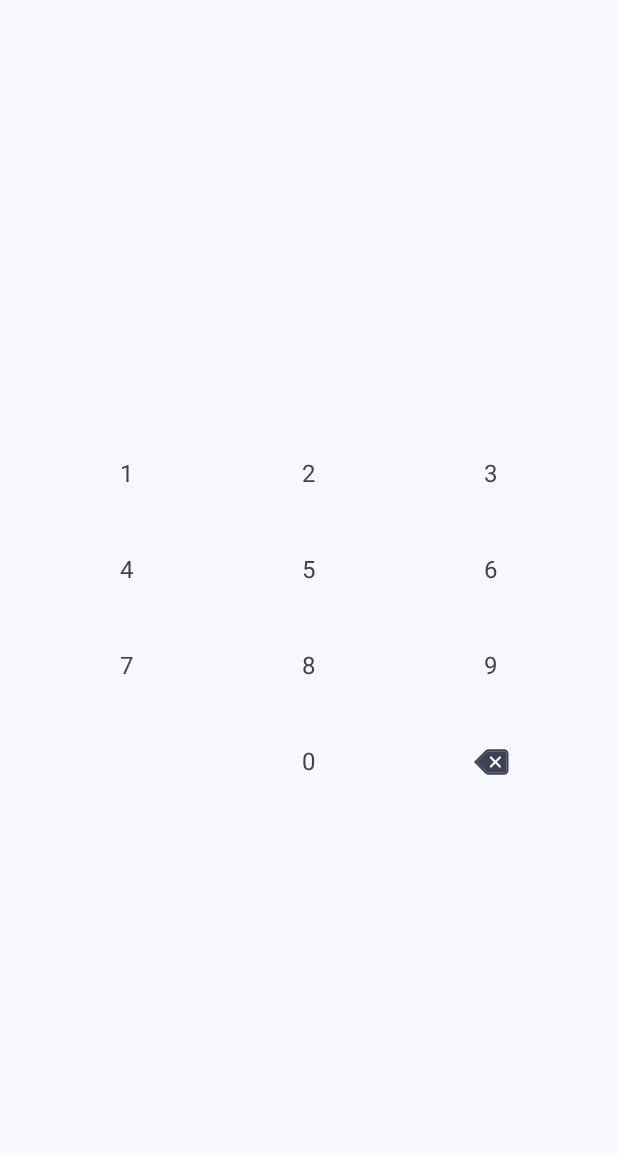
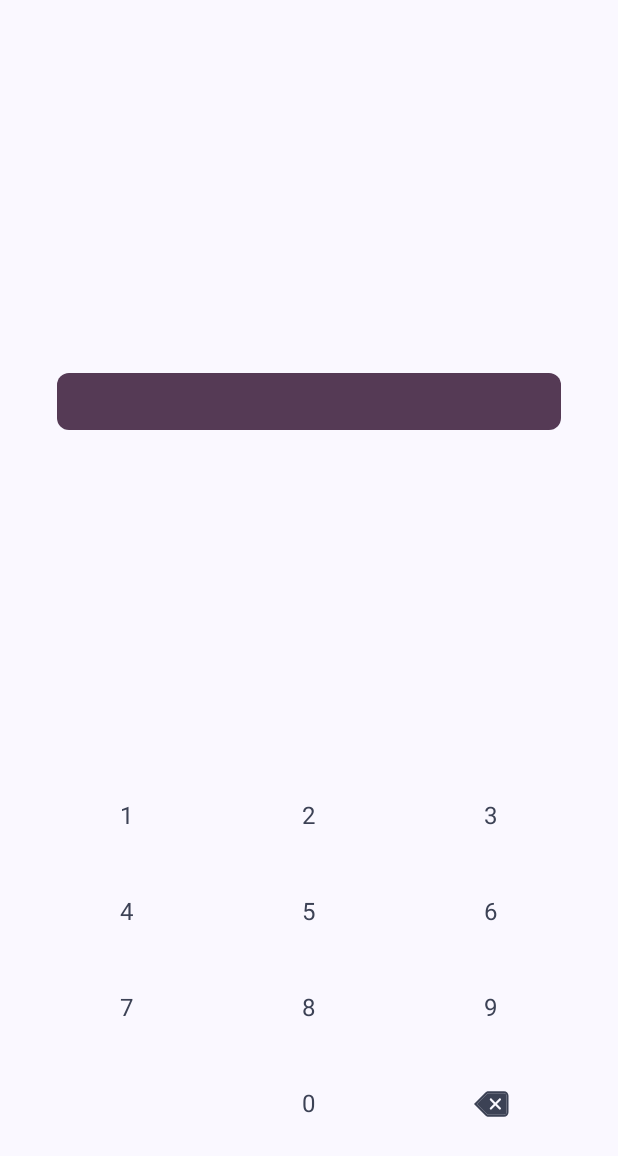
Before and after one commit to thinkupsoft/AOS-NumericKeypad, an Android app built with Jetpack Compose: the screen it shows after launch (MainActivity), on a phone screen of 412 x 824 dp. Before the commit the part shown is almost empty. Shown: the top 1156 px of the screen. Run offline under Robolectric (Android 15) with nearby library versions, the phone set to English and light mode, and no system bars.

Commit message:
Add example

```diff
--- a/app/src/main/java/com/thinkup/numerickeypad/MainActivity.kt
+++ b/app/src/main/java/com/thinkup/numerickeypad/MainActivity.kt
@@ -4,17 +4,32 @@ import android.os.Bundle
 import androidx.activity.ComponentActivity
 import androidx.activity.compose.setContent
 import androidx.activity.enableEdgeToEdge
+import androidx.compose.foundation.background
 import androidx.compose.foundation.layout.Arrangement
 import androidx.compose.foundation.layout.Column
+import androidx.compose.foundation.layout.Spacer
 import androidx.compose.foundation.layout.fillMaxSize
 import androidx.compose.foundation.layout.fillMaxWidth
+import androidx.compose.foundation.layout.height
 import androidx.compose.foundation.layout.padding
+import androidx.compose.foundation.shape.RoundedCornerShape
 import androidx.compose.material3.MaterialTheme
 import androidx.compose.material3.Surface
+import androidx.compose.material3.Text
 import androidx.compose.runtime.Composable
+import androidx.compose.runtime.getValue
+import androidx.compose.runtime.mutableStateOf
+import androidx.compose.runtime.remember
+import androidx.compose.runtime.setValue
 import androidx.compose.ui.Modifier
+import androidx.compose.ui.graphics.Color
+import androidx.compose.ui.text.TextStyle
+import androidx.compose.ui.text.font.FontWeight
+import androidx.compose.ui.text.font.FontWeight.Companion
+import androidx.compose.ui.text.style.TextAlign
 import androidx.compose.ui.tooling.preview.Preview
 import androidx.compose.ui.unit.dp
+import androidx.compose.ui.unit.sp
 import com.thinkup.numeric_keypad.NumericKeypad
 import com.thinkup.numerickeypad.ui.theme.NumericKeypadTheme
 
@@ -37,14 +52,46 @@ class MainActivity : ComponentActivity() {
 
 @Composable
 fun MainContent() {
+    var textState by remember { mutableStateOf("") }
     Column(
         modifier = Modifier
             .fillMaxWidth()
             .padding(24.dp),
         verticalArrangement = Arrangement.Center
     ) {
-        NumericKeypad(onNumberClick = {}, onDeleteClick = {})
+        Spacer(modifier = Modifier.weight(1f))
+        InputDigit(value = textState)
+        Spacer(modifier = Modifier.weight(1f))
+        NumericKeypad(
+            onNumberClick = { number ->
+                textState += number
+            },
+            onDeleteClick = {
+                if (textState.isNotEmpty()) {
+                    textState = textState.dropLast(1)
+                }
+            }
+        )
+        Spacer(modifier = Modifier.height(32.dp))
     }
+}
+
+@Composable
+private fun InputDigit(value: String){
+    Text(
+        text = value,
+        color = Color.Black,
+        textAlign = TextAlign.End,
+        maxLines = 1,
+        style = TextStyle(fontSize = 32.sp, fontWeight = FontWeight.SemiBold),
+        modifier = Modifier
+            .fillMaxWidth()
+            .padding(14.dp)
+            .background(
+                color = MaterialTheme.colorScheme.tertiary,
+                shape = RoundedCornerShape(8.dp)
+            )
+    )
 }
 
 
```
